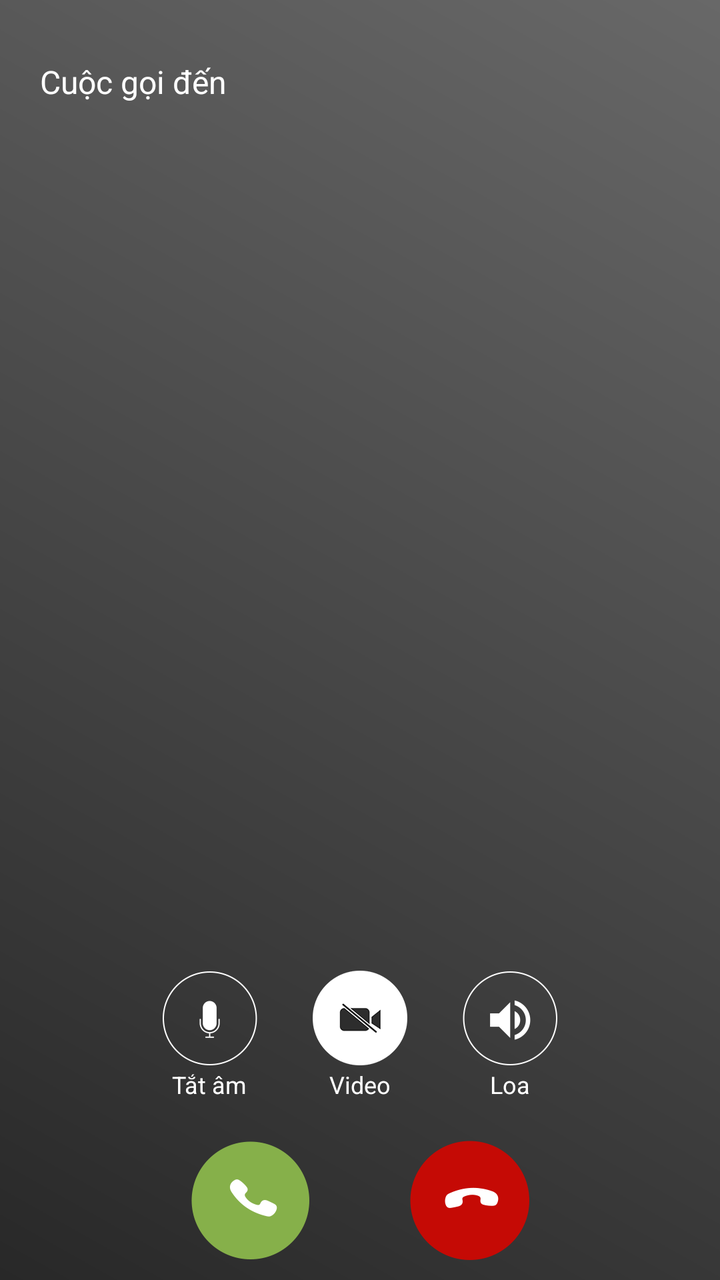
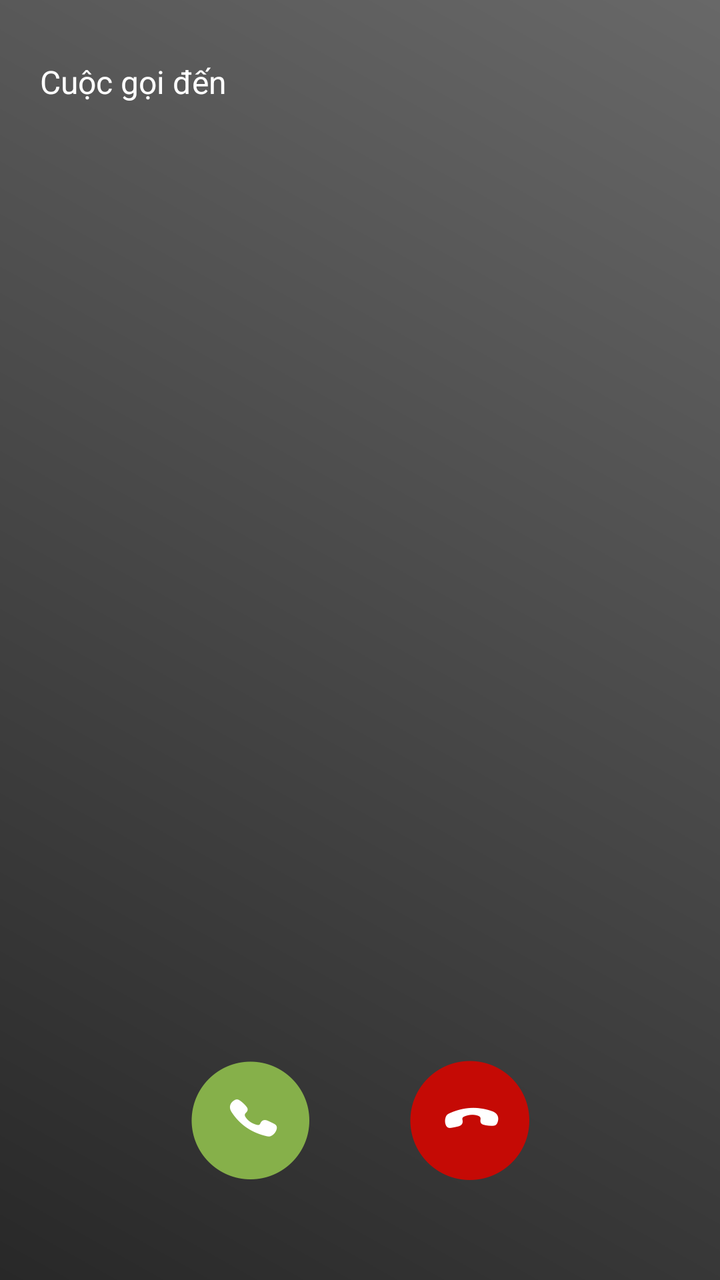

Before-and-after screenshots of an Android layout around one commit, followed by the original layout XML and the change that was made.
<!-- AndroidManifest.xml: application theme AppTheme -->
<!-- res/layout/activity_income_call.xml -->
<?xml version="1.0" encoding="utf-8"?>
<RelativeLayout xmlns:android="http://schemas.android.com/apk/res/android"
    android:id="@+id/v_background"
    android:layout_width="match_parent"
    android:layout_height="match_parent"
    android:background="@drawable/gradient_theme">

    <FrameLayout
        android:id="@+id/v_remote"
        android:layout_width="match_parent"
        android:layout_height="match_parent" />

    <RelativeLayout
        android:id="@+id/v_top"
        android:layout_width="match_parent"
        android:layout_height="wrap_content"
        android:layout_marginTop="30dp">

        <TextView
            android:id="@+id/tv_status"
            android:layout_width="wrap_content"
            android:layout_height="wrap_content"
            android:layout_centerVertical="true"
            android:layout_marginLeft="20dp"
            android:text="@string/incoming"
            android:textColor="#ffffff"
            android:textSize="@dimen/text_size_16" />

        <ImageView
            android:id="@+id/im_network"
            android:layout_width="wrap_content"
            android:layout_height="wrap_content"
            android:layout_alignParentRight="true"
            android:layout_centerVertical="true"
            android:layout_marginRight="20dp" />
    </RelativeLayout>

    <ImageButton
        android:id="@+id/btn_switch"
        android:layout_width="wrap_content"
        android:layout_height="wrap_content"
        android:layout_below="@id/v_top"
        android:layout_margin="20dp"
        android:background="@drawable/item_selectable"
        android:src="@drawable/ic_video_switch_light_normal"
        android:visibility="invisible" />

    <FrameLayout
        android:id="@+id/v_local"
        android:layout_width="80dp"
        android:layout_height="120dp"
        android:layout_alignParentRight="true"
        android:layout_below="@id/v_top"
        android:layout_margin="20dp" />

    <LinearLayout
        android:id="@+id/v_mid"
        android:layout_width="wrap_content"
        android:layout_height="wrap_content"
        android:layout_centerHorizontal="true"
        android:layout_marginTop="200dp"
        android:gravity="center_horizontal"
        android:orientation="vertical">

        <TextView
            android:id="@+id/tv_name"
            android:layout_width="wrap_content"
            android:layout_height="wrap_content"
            android:textColor="#ffffff"
            android:textSize="@dimen/text_size_25"
            android:textStyle="bold" />

        <TextView
            android:id="@+id/tv_phone"
            android:layout_width="wrap_content"
            android:layout_height="wrap_content"
            android:layout_marginTop="5dp"
            android:textColor="#ffffff"
            android:textSize="@dimen/text_size_16" />

    </LinearLayout>

    <RelativeLayout
        android:id="@+id/v_bottom"
        android:layout_width="match_parent"
        android:layout_height="wrap_content"
        android:layout_alignParentBottom="true"
        android:layout_marginBottom="10dp">

        <ImageButton
            android:id="@+id/btn_end_call"
            android:layout_width="wrap_content"
            android:layout_height="wrap_content"
            android:layout_centerHorizontal="true"
            android:background="@drawable/btn_end_call_selector"
            android:visibility="gone" />

        <LinearLayout
            android:id="@+id/v_end"
            android:layout_width="wrap_content"
            android:layout_height="wrap_content"
            android:layout_centerHorizontal="true"
            android:paddingLeft="50dp"
            android:paddingRight="50dp">

            <ImageButton
                android:id="@+id/btn_answer"
                android:layout_width="wrap_content"
                android:layout_height="wrap_content"
                android:background="@drawable/btn_answer_selector" />

            <ImageButton
                android:id="@+id/btn_reject"
                android:layout_width="wrap_content"
                android:layout_height="wrap_content"
                android:layout_alignParentRight="true"
                android:layout_marginLeft="50dp"
                android:background="@drawable/btn_end_call_selector" />
        </LinearLayout>

    </RelativeLayout>

    <LinearLayout
        android:id="@+id/v_speaker"
        android:layout_width="wrap_content"
        android:layout_height="wrap_content"
        android:layout_above="@id/v_bottom"
        android:layout_centerHorizontal="true"
        android:layout_marginBottom="20dp">

        <LinearLayout
            android:layout_width="wrap_content"
            android:layout_height="wrap_content"
            android:gravity="center_horizontal"
            android:orientation="vertical">

            <ImageButton
                android:id="@+id/btn_mute"
                android:layout_width="50dp"
                android:layout_height="50dp"
                android:background="@null"
                android:src="@drawable/ic_mute_off" />

            <TextView
                android:layout_width="wrap_content"
                android:layout_height="wrap_content"
                android:text="@string/mute"
                android:textColor="#ffffff"
                android:textSize="@dimen/text_size_12" />
        </LinearLayout>

        <LinearLayout
            android:id="@+id/v_video"
            android:layout_width="wrap_content"
            android:layout_height="wrap_content"
            android:layout_marginLeft="25dp"
            android:gravity="center_horizontal"
            android:orientation="vertical">

            <ImageButton
                android:id="@+id/btn_video"
                android:layout_width="50dp"
                android:layout_height="50dp"
                android:background="@null"
                android:src="@drawable/ic_video_off" />

            <TextView
                android:layout_width="wrap_content"
                android:layout_height="wrap_content"
                android:text="@string/video"
                android:textColor="#ffffff"
                android:textSize="@dimen/text_size_12" />
        </LinearLayout>

        <LinearLayout
            android:layout_width="wrap_content"
            android:layout_height="wrap_content"
            android:layout_marginLeft="25dp"
            android:gravity="center_horizontal"
            android:orientation="vertical">

            <ImageButton
                android:id="@+id/btn_speaker"
                android:layout_width="50dp"
                android:layout_height="50dp"
                android:background="@null"
                android:src="@drawable/ic_speaker_off" />

            <TextView
                android:layout_width="wrap_content"
                android:layout_height="wrap_content"
                android:text="@string/speaker"
                android:textColor="#ffffff"
                android:textSize="@dimen/text_size_12" />
        </LinearLayout>

    </LinearLayout>

    <View
        android:id="@+id/v_black"
        android:layout_width="match_parent"
        android:layout_height="match_parent"
        android:background="#000000"
        android:visibility="gone" />

</RelativeLayout>
<!-- resources referenced by this layout -->
<resources>
  <dimen name="text_size_12">12sp</dimen>
  <dimen name="text_size_16">16sp</dimen>
  <dimen name="text_size_25">25sp</dimen>
  <!-- drawable btn_answer_selector (drawable) -->
  <?xml version="1.0" encoding="utf-8"?>
  <selector xmlns:android="http://schemas.android.com/apk/res/android">
      <item android:drawable="@drawable/answer_pressed" android:state_pressed="true" />
      <item android:drawable="@drawable/answer" />
  </selector>
  <!-- drawable btn_end_call_selector (drawable) -->
  <?xml version="1.0" encoding="utf-8"?>
  <selector xmlns:android="http://schemas.android.com/apk/res/android">
      <item android:drawable="@drawable/btn_end_call_pressed" android:state_pressed="true" />
      <item android:drawable="@drawable/btn_end_call" />
  </selector>
  <!-- drawable gradient_theme (drawable) -->
  <?xml version="1.0" encoding="utf-8"?>
  <shape xmlns:android="http://schemas.android.com/apk/res/android">
      <gradient
          android:angle="45"
          android:endColor="#686868"
          android:startColor="#282828" />
  </shape>
  <!-- drawable ic_mute_off: png bitmap (drawable-xxhdpi, 4232 bytes) -->
  <!-- drawable ic_speaker_off: png bitmap (drawable-xxhdpi, 4542 bytes) -->
  <!-- drawable ic_video_off: png bitmap (drawable-xxhdpi, 5105 bytes) -->
  <!-- drawable ic_video_switch_light_normal: png bitmap (drawable-xxhdpi, 3246 bytes) -->
  <!-- drawable item_selectable (drawable) -->
  <?xml version="1.0" encoding="utf-8"?>
  <selector xmlns:android="http://schemas.android.com/apk/res/android">
  
      <item android:drawable="@color/item_selected" android:state_focused="true" />
      <item android:drawable="@color/item_selected" android:state_selected="true" />
      <item android:drawable="@color/item_selected" android:state_pressed="true" />
      <item android:drawable="@android:color/transparent" />
  
  </selector>
  <string name="incoming">Cuộc gọi đến</string>
  <string name="mute">Tắt âm</string>
  <string name="speaker">Loa</string>
  <string name="video">Video</string>
  <style name="AppTheme" parent="Theme.AppCompat.Light.DarkActionBar">
          <item name="actionBarStyle">@style/MyActionBar</item>
          <item name="colorPrimary">@color/colorPrimary</item>
          <item name="colorPrimaryDark">@color/colorPrimaryDark</item>
          <item name="colorAccent">@color/colorAccent</item>
      </style>
  <!-- drawable answer_pressed: png bitmap (drawable-xxhdpi, 4756 bytes) -->
  <!-- drawable answer: png bitmap (drawable-xxhdpi, 4651 bytes) -->
  <!-- drawable btn_end_call_pressed: png bitmap (drawable-xxhdpi, 4301 bytes) -->
  <!-- drawable btn_end_call: png bitmap (drawable-xxhdpi, 4200 bytes) -->
  <color name="item_selected">#eaeaea</color>
  <style name="MyActionBar" parent="@style/Widget.AppCompat.Light.ActionBar">
          <item name="titleTextStyle">@style/ActionBarTitleText</item>
      </style>
  <color name="colorPrimary">#ffffff</color>
  <color name="colorPrimaryDark">#333333</color>
  <color name="colorAccent">#ef2734</color>
  <style name="ActionBarTitleText" parent="@style/TextAppearance.AppCompat.Widget.ActionBar.Title">
          <item name="android:textStyle">bold</item>
      </style>
</resources>

<!-- the commit's change to res/layout/activity_income_call.xml (unified diff, before → after) -->
@@ -85,7 +85,7 @@
         android:layout_width="match_parent"
         android:layout_height="wrap_content"
         android:layout_alignParentBottom="true"
-        android:layout_marginBottom="10dp">
+        android:layout_marginBottom="50dp">
 
         <ImageButton
             android:id="@+id/btn_end_call"
@@ -126,7 +126,8 @@
         android:layout_height="wrap_content"
         android:layout_above="@id/v_bottom"
         android:layout_centerHorizontal="true"
-        android:layout_marginBottom="20dp">
+        android:layout_marginBottom="20dp"
+        android:visibility="invisible">
 
         <LinearLayout
             android:layout_width="wrap_content"
